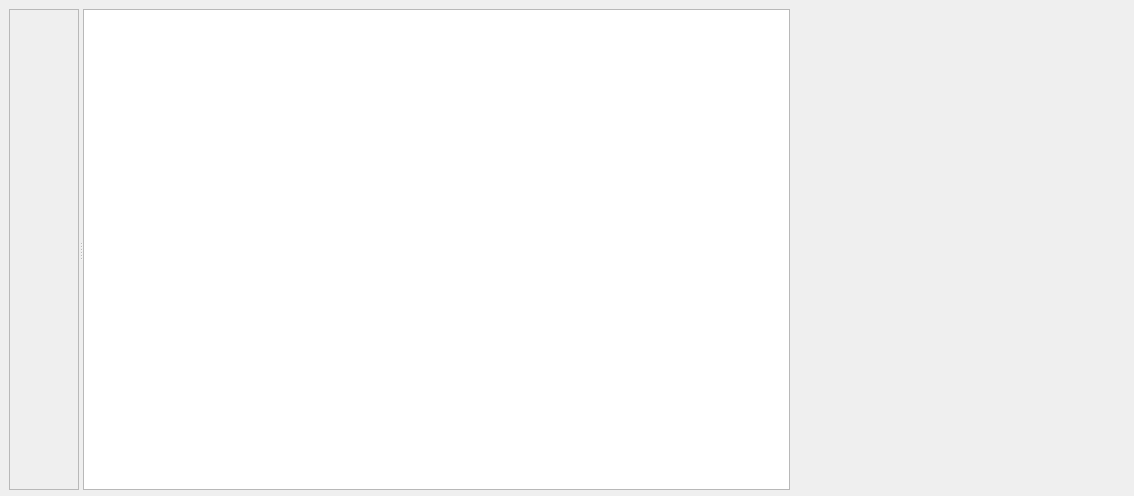
Before: the Qt Designer form revision_tree/revisiontree.ui in PLLUG/sourceline, drawn with Qt 5.
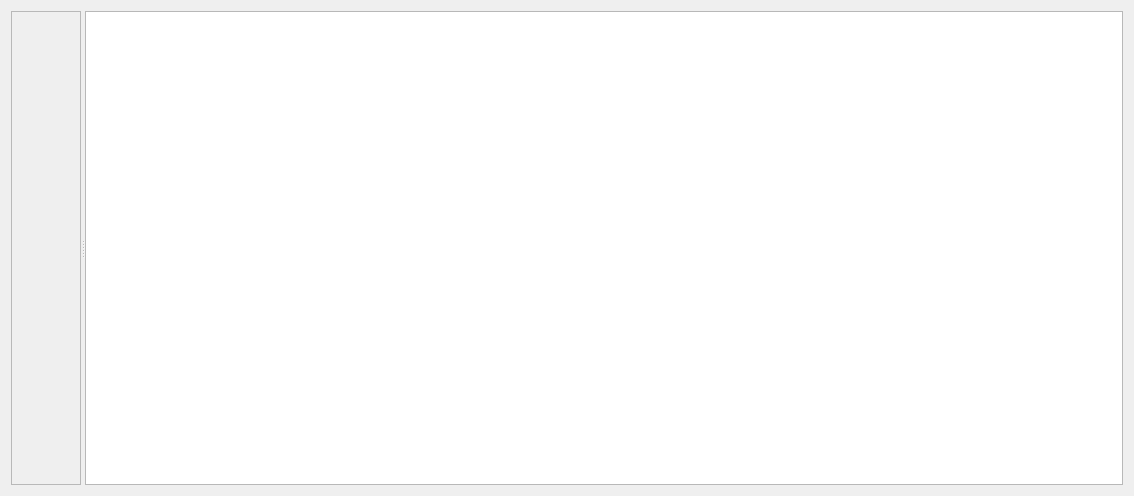
After: the same form once the commit is applied. Custom widgets are drawn as their Qt base class.

Commit message: fixed scroll and layout

```diff
--- a/revision_tree/revisiontree.ui
+++ b/revision_tree/revisiontree.ui
@@ -13,15 +13,9 @@
   <property name="windowTitle">
    <string>Form</string>
   </property>
+  <layout class="QHBoxLayout" name="horizontalLayout">
+   <item>
   <widget class="QSplitter" name="splitter">
-   <property name="geometry">
-    <rect>
-     <x>9</x>
-     <y>9</y>
-     <width>781</width>
-     <height>481</height>
-    </rect>
-   </property>
    <property name="orientation">
     <enum>Qt::Horizontal</enum>
    </property>
@@ -37,8 +31,8 @@
       <rect>
        <x>0</x>
        <y>0</y>
-       <width>69</width>
-       <height>479</height>
+         <width>73</width>
+         <height>476</height>
       </rect>
      </property>
      <property name="sizePolicy">
@@ -83,6 +77,8 @@
     </property>
    </widget>
   </widget>
+   </item>
+  </layout>
  </widget>
  <customwidgets>
   <customwidget>
```
Lines whose indentation alone changed are shown as unchanged. The commit also changes 2 other files.
